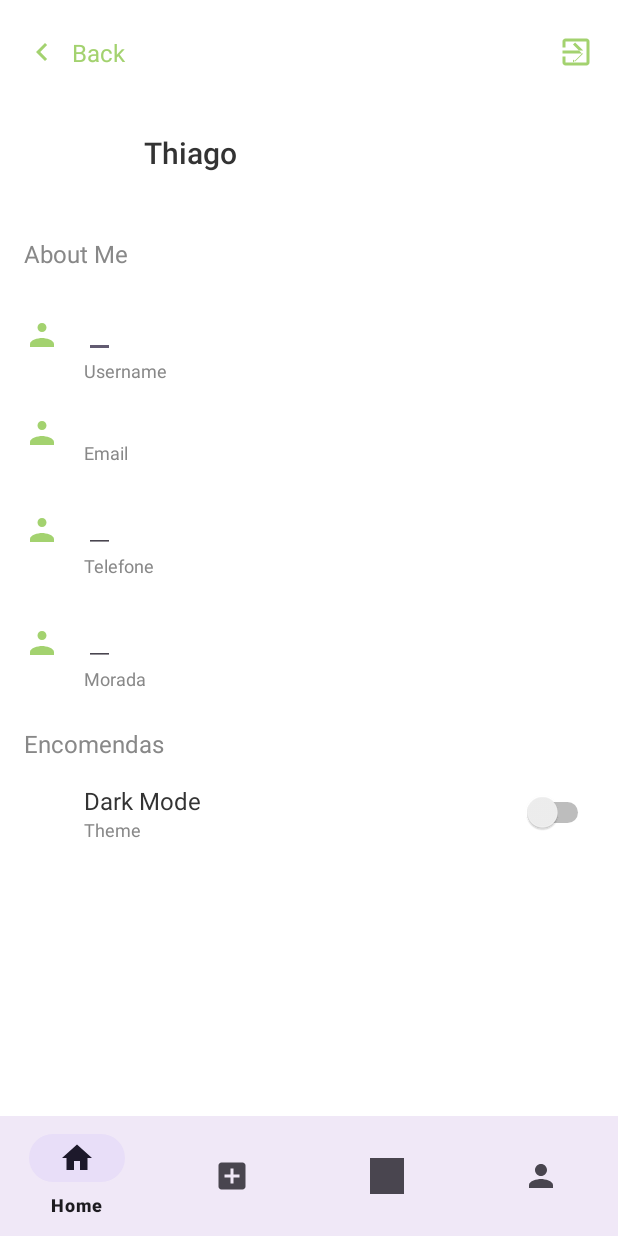
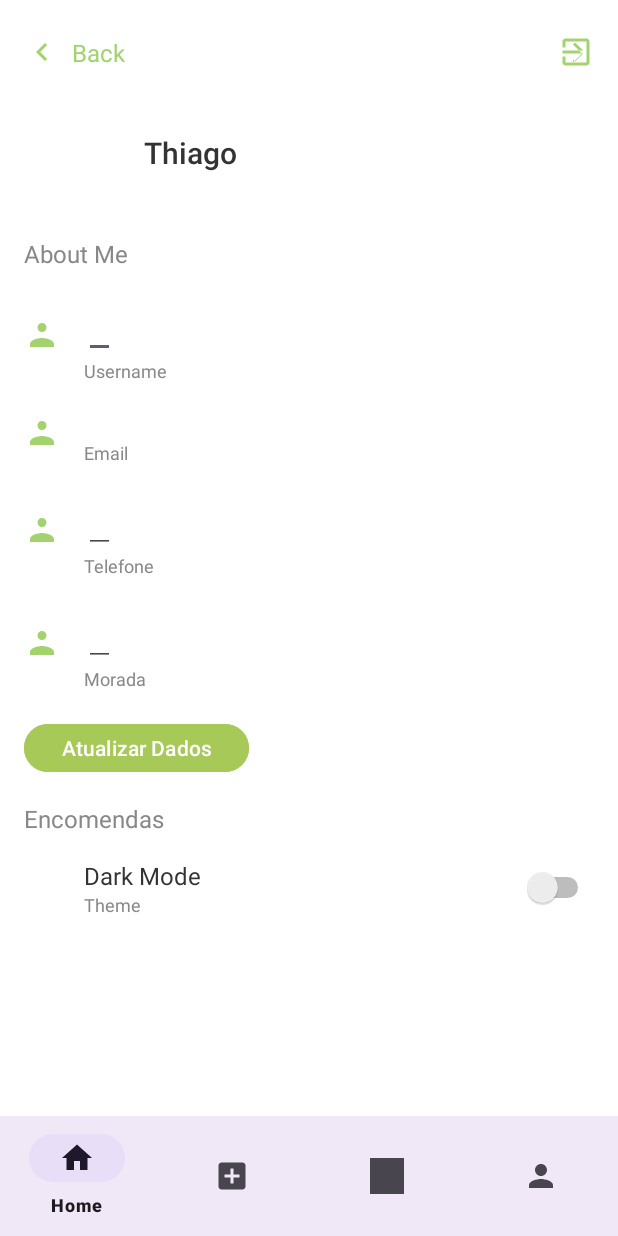
Before and after one commit to Dicixar/Bitebalance, an Android app: the ProfileActivity screen opened directly, with no data from a screen before it, on a phone screen of 412 x 824 dp. Run offline under Robolectric (Android 15) with nearby library versions, the phone set to English and light mode, and no system bars; 1 statement that could not run was skipped.

Commit message:
Update activity_profile.xml

```diff
--- a/app/src/main/res/layout/activity_profile.xml
+++ b/app/src/main/res/layout/activity_profile.xml
@@ -265,6 +265,15 @@
                     app:tint="#A3D26F" />
             </LinearLayout>
 
+            <Button
+                android:layout_width="150dp"
+                android:layout_height="40dp"
+                android:backgroundTint="@color/green"
+                android:text="Atualizar Dados"
+                android:layout_marginTop="10dp"
+                android:id="@+id/atualizar"
+                />
+
             <!-- Seção "Settings" -->
             <TextView
                 android:layout_width="match_parent"
```
